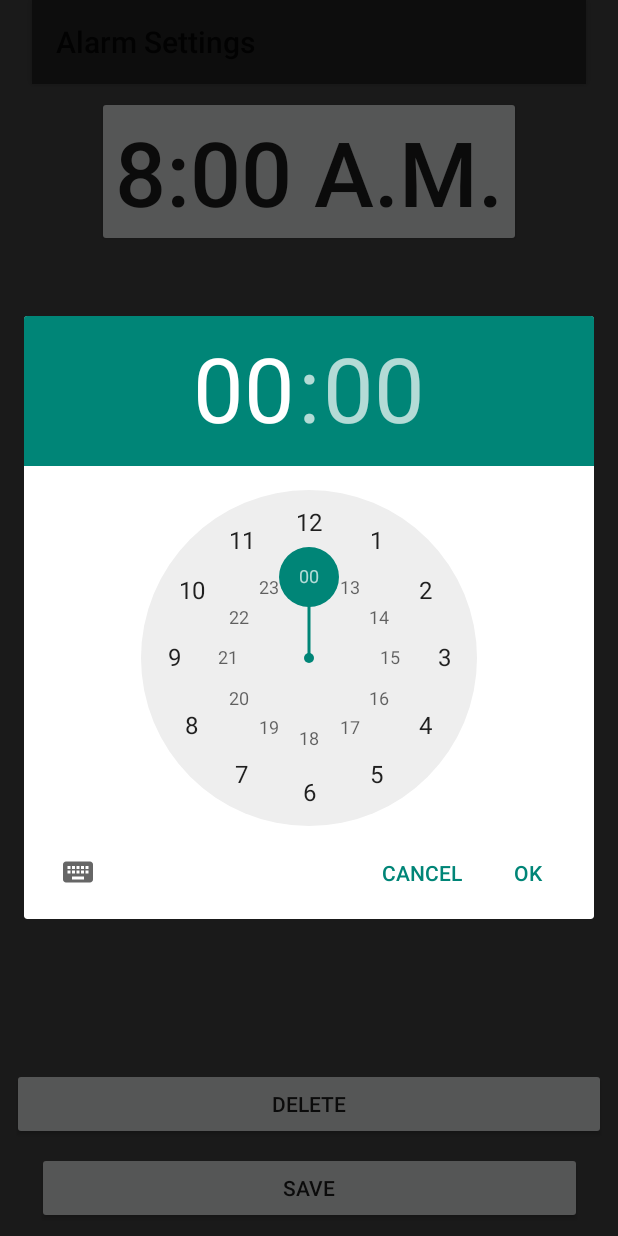
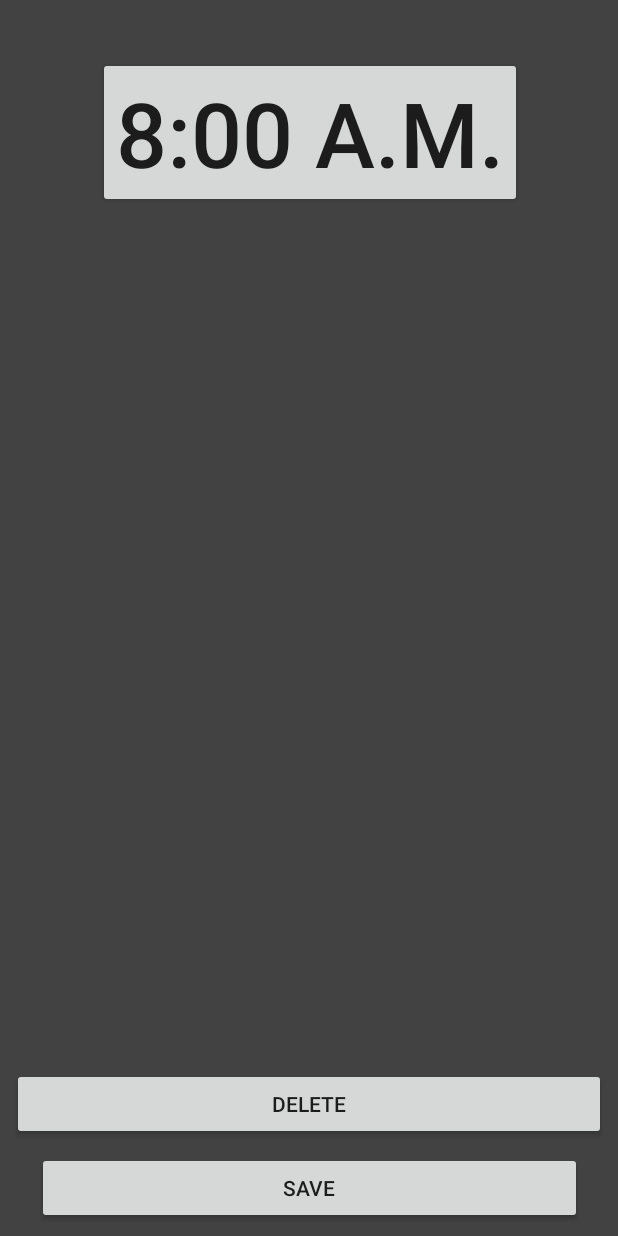
Before and after one commit to asteinmetz54/ClockPlus, an Android app: the EditAlarm screen opened directly, with no data from a screen before it, after a tap on "8:00 A.M.", on a phone screen of 412 x 824 dp. Run offline under Robolectric (Android 15) with nearby library versions, the phone set to English and light mode, and no system bars; 2 statements that could not run were skipped.

Commit message:
added functionality to save alarm and will update item in database

```diff
--- a/app/src/main/java/com/mycompany/clockplus/Alarm.java
+++ b/app/src/main/java/com/mycompany/clockplus/Alarm.java
@@ -57,7 +57,9 @@ public class Alarm implements Serializable{
                 int hour12 = hour - 12;
                 time = Integer.toString(hour12);
             }else {
-                time = Integer.toString(hour);
+                if (hour == 0){
+                    time = "12";
+                }else time = Integer.toString(hour);
             }
             time +=":";
             if(minute < 10){
--- a/app/src/main/java/com/mycompany/clockplus/EditAlarm.java
+++ b/app/src/main/java/com/mycompany/clockplus/EditAlarm.java
@@ -7,6 +7,8 @@ import android.database.sqlite.SQLiteDatabase;
 import android.support.v7.app.AppCompatActivity;
 import android.os.Bundle;
 import android.support.v7.widget.Toolbar;
+import android.view.Menu;
+import android.view.MenuInflater;
 import android.view.MenuItem;
 import android.view.View;
 import android.widget.Button;
@@ -32,16 +34,29 @@ public class EditAlarm extends AppCompatActivity implements Serializable {
         final int position = intent.getIntExtra("position",0);
         alarm = (Alarm) intent.getSerializableExtra("alarm");
 
-        Toolbar myToolbar = (Toolbar) findViewById(R.id.my_toolbar);
-        setSupportActionBar(myToolbar);
         displayTimeDialog = (Button) findViewById(R.id.alarmTime);
         displayTimeDialog.setOnClickListener(new View.OnClickListener() {
             @Override
             public void onClick (View v){
-                new TimePickerDialog(EditAlarm.this, onTimeSetListener, alarm_hour, alarm_min, true).show();
+                android.text.format.DateFormat dateFormat = new android.text.format.DateFormat();
+                boolean is24HourFormat= dateFormat.is24HourFormat(getApplicationContext());
+                new TimePickerDialog(EditAlarm.this, onTimeSetListener, alarm.getHour(), alarm.getMinute(), is24HourFormat).show();
             }
         }) ;
         displayTimeDialog.setText(alarm.getTime());
+
+        Button saveAlarm = (Button) findViewById(R.id.saveAlarm);
+        saveAlarm.setOnClickListener(new View.OnClickListener() {
+            @Override
+            public void onClick(View view) {
+                Intent returnIntent = new Intent();
+                returnIntent.putExtra("result", "save");
+                returnIntent.putExtra("position", position);
+                returnIntent.putExtra("alarm", alarm);
+                setResult(Activity.RESULT_OK, returnIntent);
+                finish();
+            }
+        });
 
         Button deleteAlarm = (Button) findViewById(R.id.deleteAlarm);
         deleteAlarm.setOnClickListener(new View.OnClickListener() {
@@ -57,34 +72,42 @@ public class EditAlarm extends AppCompatActivity implements Serializable {
         });
     }
 
+  /*
+     * One way to create Aciton Bar Buttons is to use xml menu specification. Create the file:
+     * res/menu/main_activity_actions.xml to include contents as in this project.
+     * reference to any images for the action bar should be created by right clicking on res folder
+     * in the project and creating a new image asset. Be sure to specify Action Bar & Tab Icon
+     */
 
+    @Override
+    public boolean onCreateOptionsMenu(Menu menu){
+        MenuInflater inflater = getMenuInflater();
+        inflater.inflate(R.menu.edit_alarm_delete, menu);
+        return super.onCreateOptionsMenu(menu);
+    }
+
+    /*
+     * Implement onOptionsItemSelected(MenuItem item){} to handle clicks of buttons that are
+     * in the action bar.
+     */
     @Override
     public boolean onOptionsItemSelected(MenuItem item) {
         switch (item.getItemId()) {
+            case R.id.action_delete:
+                return true;
             case R.id.action_settings:
-                // User chose the "Settings" item, show the app settings UI...
+
                 return true;
-
-            case R.id.action_delete:
-                // User chose the "Favorite" action, mark the current item
-                // as a favorite...
-                return true;
-
             default:
-                // If we got here, the user's action was not recognized.
-                // Invoke the superclass to handle it.
                 return super.onOptionsItemSelected(item);
-
         }
     }
     TimePickerDialog.OnTimeSetListener onTimeSetListener = new TimePickerDialog.OnTimeSetListener(){
         @Override
         public void onTimeSet(TimePicker view, int hourOfDay, int minute){
-            if (minute>9) {
-                displayTimeDialog.setText(hourOfDay + ":" + minute);
-            }else{
-                displayTimeDialog.setText(hourOfDay+ ":0" + minute);
-            }
+            alarm.setHour(hourOfDay);
+            alarm.setMinute(minute);
+            displayTimeDialog.setText(alarm.getTime());
         }
     };
 }
--- a/app/src/main/res/layout/edit_alarm_layout.xml
+++ b/app/src/main/res/layout/edit_alarm_layout.xml
@@ -10,21 +10,6 @@
     tools:layout_editor_absoluteY="25dp"
     tools:layout_editor_absoluteX="0dp">
 
-    <android.support.v7.widget.Toolbar
-        android:id="@+id/my_toolbar"
-        android:layout_width="369dp"
-        android:layout_height="56dp"
-        android:elevation="4dp"
-        android:titleTextColor="@android:color/white"
-        android:background="@color/colorPrimaryDark"
-        app:popupTheme="@style/ThemeOverlay.AppCompat.Light"
-        android:layout_marginStart="8dp"
-        android:layout_marginEnd="8dp"
-        android:layout_marginRight="8dp"
-        app:layout_constraintRight_toRightOf="parent"
-        app:layout_constraintTop_toTopOf="parent"
-        android:layout_marginLeft="8dp"
-        app:layout_constraintLeft_toLeftOf="parent" />
 
     <Button
         android:id="@+id/alarmTime"
@@ -32,12 +17,13 @@
         android:layout_height="wrap_content"
         android:text="8:00 A.M."
         android:textSize="60sp"
-        android:layout_marginTop="8dp"
-        app:layout_constraintTop_toBottomOf="@+id/my_toolbar"
+        android:layout_marginTop="38dp"
         android:layout_marginRight="8dp"
         app:layout_constraintRight_toRightOf="parent"
         android:layout_marginLeft="8dp"
-        app:layout_constraintLeft_toLeftOf="parent" />
+        app:layout_constraintLeft_toLeftOf="parent"
+        app:layout_constraintHorizontal_bias="0.506"
+        app:layout_constraintTop_toTopOf="parent" />
 
 
     <Button
@@ -46,7 +32,7 @@
         android:layout_height="wrap_content"
         android:text="@string/delete"
         android:layout_marginBottom="8dp"
-        app:layout_constraintBottom_toTopOf="@+id/button2"
+        app:layout_constraintBottom_toTopOf="@+id/saveAlarm"
         android:layout_marginRight="8dp"
         app:layout_constraintRight_toRightOf="parent"
         android:layout_marginLeft="8dp"
@@ -55,7 +41,7 @@
         android:layout_marginEnd="8dp" />
 
     <Button
-        android:id="@+id/button2"
+        android:id="@+id/saveAlarm"
         android:layout_width="363dp"
         android:layout_height="48dp"
         android:text="@string/save"
```
Also changed, not shown: app/src/main/java/com/mycompany/clockplus/AlarmFragment.java (+21 -1 lines).
